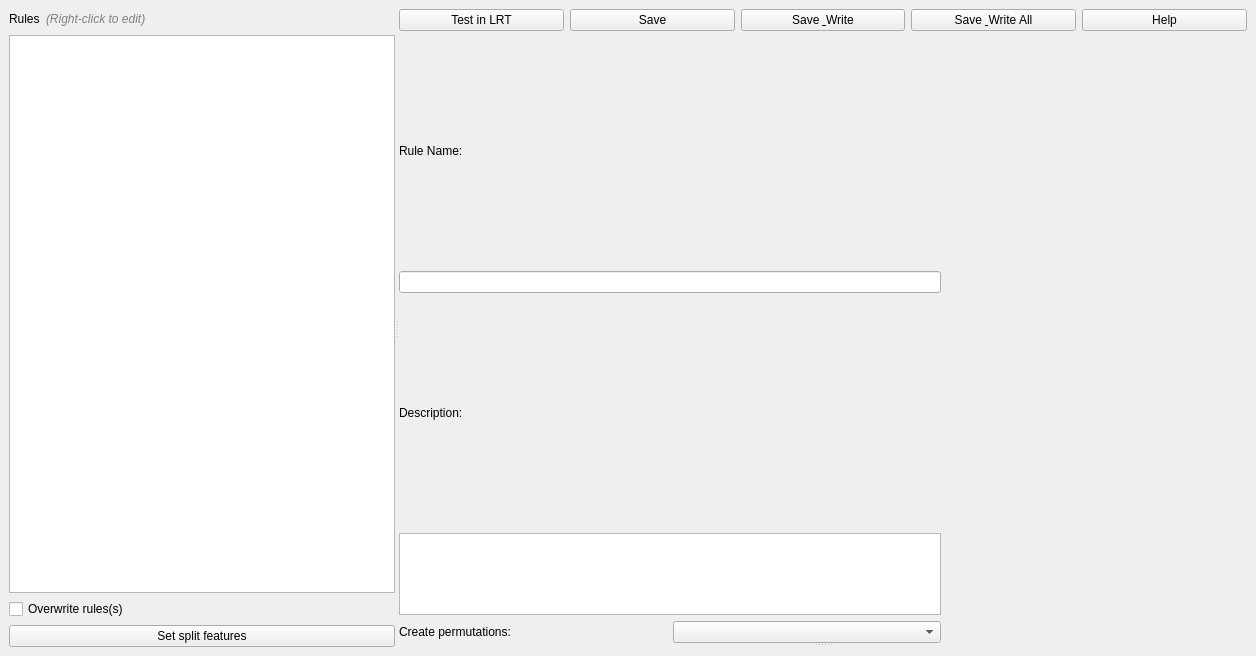
Qt form Dev/Lib/Windows/RuleAssistantWindow.ui (rmlockwood/FLExTrans) before a commit.
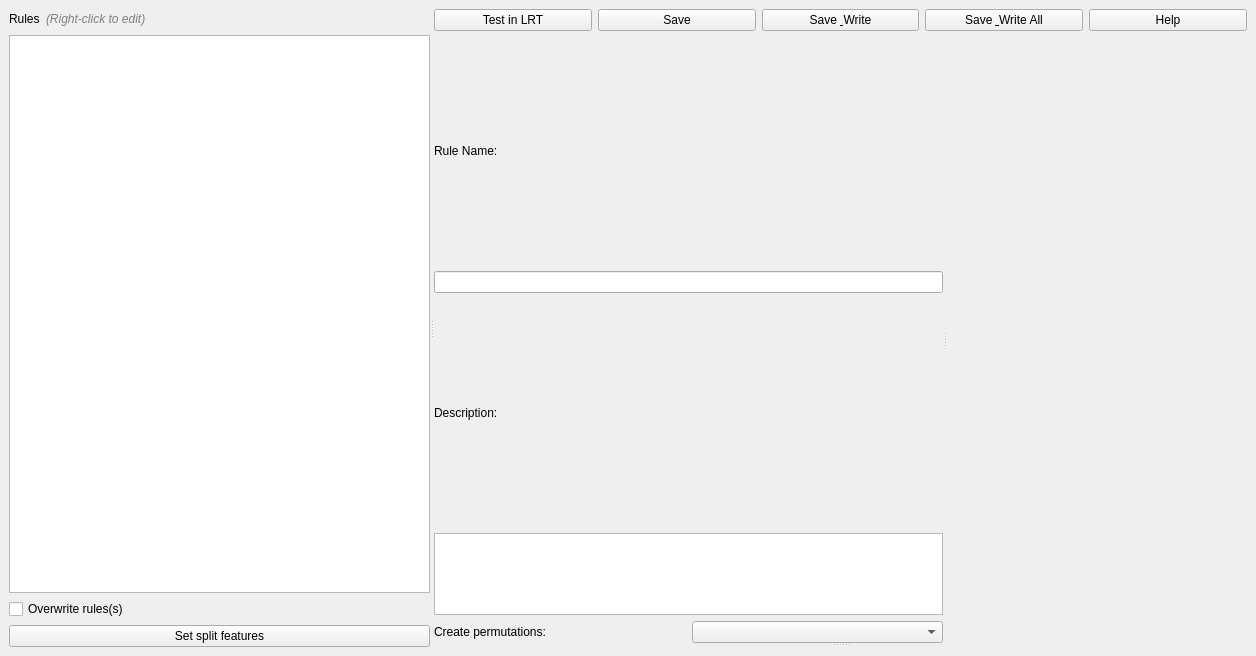
The same form after that commit.

Commit message: Add a horizontal splitter btw rule info and data

What changed in the file:
```diff
--- a/Dev/Lib/Windows/RuleAssistantWindow.ui
+++ b/Dev/Lib/Windows/RuleAssistantWindow.ui
@@ -137,9 +137,26 @@
              </layout>
             </item>
             <item>
-             <layout class="QHBoxLayout" name="topLayout" stretch="1,0">
+             <layout class="QHBoxLayout" name="topLayout">
               <item>
+               <widget class="QSplitter" name="h_splitter">
+                <property name="orientation">
+                 <enum>Qt::Orientation::Horizontal</enum>
+                </property>
+                <widget class="QWidget" name="ruleInfoContainer" native="true">
                <layout class="QVBoxLayout" name="leftTop">
+                  <property name="leftMargin">
+                   <number>0</number>
+                  </property>
+                  <property name="topMargin">
+                   <number>0</number>
+                  </property>
+                  <property name="rightMargin">
+                   <number>0</number>
+                  </property>
+                  <property name="bottomMargin">
+                   <number>0</number>
+                  </property>
                 <item>
                  <widget class="QLabel" name="ruleNameLabel">
                   <property name="text">
@@ -182,8 +199,7 @@
                  </layout>
                 </item>
                </layout>
-              </item>
-              <item>
+                </widget>
                <widget class="QWidget" name="testDataContainer" native="true">
                 <property name="minimumSize">
                  <size>
@@ -205,6 +221,7 @@
                   <number>0</number>
                  </property>
                 </layout>
+                </widget>
                </widget>
               </item>
              </layout>
```
Lines whose indentation alone changed are shown as unchanged. The commit also changes 3 other files.
